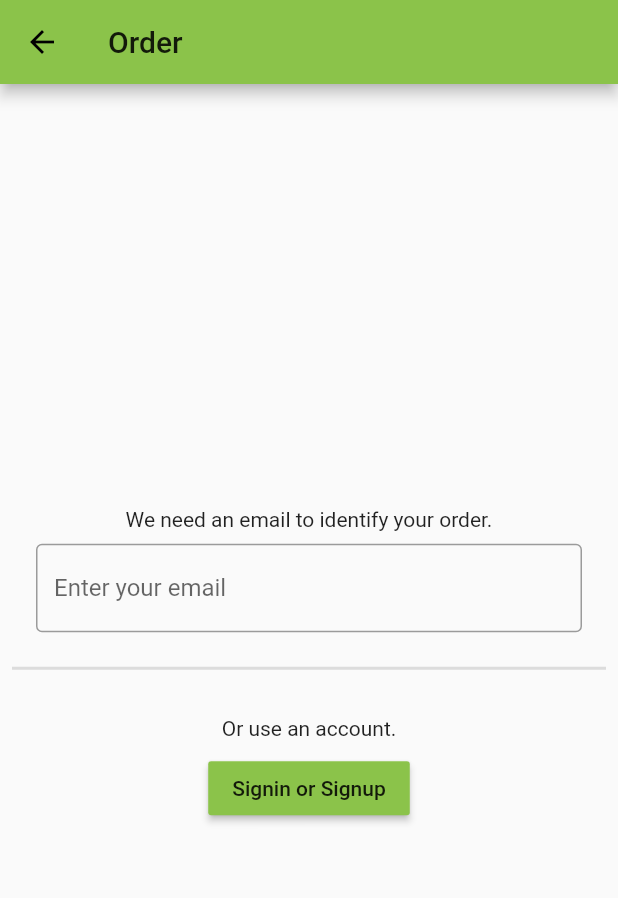
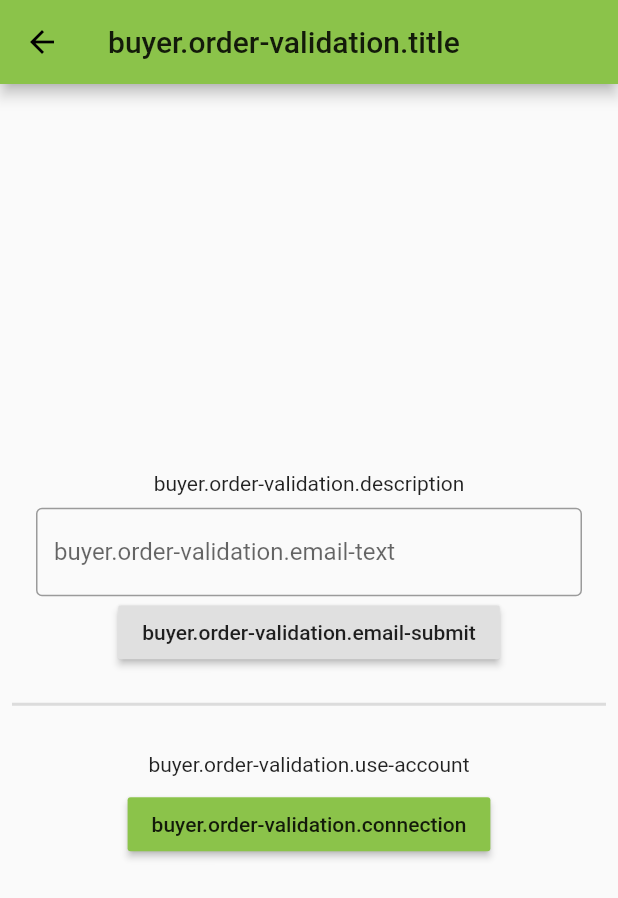
Before and after one commit to GrandSchtroumpf/veggie-market-flutter, a Flutter app: the OrderValidation screen opened directly, on a phone screen of 412 x 824 dp. Shown: the top 898 px of the screen. Run offline on Flutter 3.47's test engine with Material 2 defaults, Android fonts, the light colour scheme and no system bars; our stand-ins replace badges, cloud_firestore, firebase_auth, firebase_core, firebase_storage, flutter_i18n and 4 more; accounts and stored records are empty.

Commit message:
intl for buyer

```diff
--- /dev/null
+++ b/assets/i18n/en.json
@@ -0,0 +1,37 @@
+{
+  "buyer": {
+    "product-list": {
+      "title": "Market",
+      "loading-seller": "Loading sellers.",
+      "empty-seller": "We couldn't find any seller.",
+      "loading-product": "Loading product.",
+      "empty-product": "We couldn't find any product."
+    },
+    "product-item": {
+      "stock": "available"
+    },
+    "bucket": {
+      "title": "Bucket",
+      "empty": "Your bucket is empty.",
+      "order": "Send your order",
+      "order-success": "Thank you for your order 😘.",
+      "order-failed": "Could not send order 🙁."
+    },
+    "offer-validation": {
+      "title": "Order Validation",
+      "description": "We need an email to identify your order.",
+      "email-label": "Entrer email",
+      "email-hint": "email used to retrieve your order.",
+      "email-submit": "Validate your email",
+      "use-account": "Create an account or use an existing one.",
+      "connection": "Signin"
+    },
+    "order-list": {
+      "title": "My orders",
+      "loading": "Loading orders..."
+    }
+  },
+  "seller": {
+
+  }
+}
--- /dev/null
+++ b/assets/i18n/fr.json
@@ -0,0 +1,37 @@
+{
+  "buyer": {
+    "product-list": {
+      "title": "Marché",
+      "loading-seller": "Chargement des vendeurs.",
+      "empty-seller": "Nous n'avons trouvé aucun vendeurs.",
+      "loading-product": "Chargement des produits.",
+      "empty-product": "Nous n'avons trouvé aucun produit."
+    },
+    "product-item": {
+      "stock": "disponible"
+    },
+    "bucket": {
+      "title": "Panier",
+      "empty": "Votre panier est vide.",
+      "order": "Passer commande",
+      "order-success": "Votre commande a bien été prise en compte 🎉.",
+      "order-failed": "Votre commande n'a pas été prise en compte 🙁."
+    },
+    "order-validation": {
+      "title": "Valider la commande",
+      "description": "Nous avons besoin d'un email pour valider votre commande.",
+      "email-label": "Entrer votre email ici",
+      "email-hint": "Cet email est utilisé pour récupérer votre commande.",
+      "email-submit": "Valider votre email",
+      "use-account": "Créer un compte ou utiliser un existant.",
+      "connection": "Se connecter"
+    },
+    "order-list": {
+      "title": "Mes commandes",
+      "loading": "Chargement des commandes en cours."
+    }
+  },
+  "seller": {
+
+  }
+}
--- a/lib/auth/shell.dart
+++ b/lib/auth/shell.dart
@@ -9,7 +9,7 @@ class AuthShell extends StatelessWidget {
   final GlobalKey<ScaffoldState> _key = GlobalKey();
   final Widget body;
   final Widget floatingActionButton;
-  final String title;
+  final Widget title;
 
   AuthShell({this.title, this.body, this.floatingActionButton});
 
@@ -45,7 +45,7 @@ class AuthShell extends StatelessWidget {
         return Scaffold(
           key: _key,
           appBar: AppBar(
-            title: Text(title),
+            title: title,
             leading: user != null ? avatarButton(user) : loginButton(context),
           ),
           body: body,
--- a/lib/dashboard/list.dart
+++ b/lib/dashboard/list.dart
@@ -9,7 +9,7 @@ class ProductList extends StatelessWidget {
   Widget build(BuildContext context) {
     final service = ServiceProvider.of(context).product;
     return AuthShell(
-      title: 'Dashboard',
+      title: Text('Dashboard'),
       body: StreamBuilder<List<Product>>(
         stream: service.queryOwn(),
         builder: (context, snapshot) {
--- a/lib/dashboard/order.dart
+++ b/lib/dashboard/order.dart
@@ -10,7 +10,7 @@ class SellerOrderList extends StatelessWidget {
     final productService = ServiceProvider.of(context).product;
     final orderService = ServiceProvider.of(context).order;
     return AuthShell(
-      title: 'Orders',
+      title: Text('Orders'),
       body: OrderList(
         query: orderService.queryOwn(),
         headerBuilder: (context, order) {
--- /dev/null
+++ b/lib/intl.dart
@@ -0,0 +1,23 @@
+import 'package:flutter/cupertino.dart';
+import 'package:flutter_i18n/flutter_i18n.dart';
+
+class Intl {
+  final String baseKey;
+  const Intl(this.baseKey);
+
+  String string(BuildContext context, String key) {
+    return FlutterI18n.translate(context, baseKey + '.' + key);
+  }
+
+  I18nText text(String key, [Text child]) {
+    return child == null
+        ? I18nText(baseKey + '.' + key)
+        : I18nText(baseKey + '.' + key, child: child);
+  }
+
+  plural() {}
+
+  String key(String key) {
+    return baseKey + '.' + key;
+  }
+}
--- a/lib/market/order.dart
+++ b/lib/market/order-list.dart
@@ -1,16 +1,18 @@
 import 'package:flutter/material.dart';
+import '../intl.dart';
 import '../auth/shell.dart';
 import '../order/list.dart';
 import '../product/model.dart';
 import '../service-provider.dart';
 
 class BuyerOrderList extends StatelessWidget {
+  final intl = const Intl('buyer.order-list');
   @override
   Widget build(BuildContext context) {
     final productService = ServiceProvider.of(context).product;
     final orderService = ServiceProvider.of(context).order;
     return AuthShell(
-      title: 'Orders',
+      title: intl.text('title'),
       body: OrderList(
         query: orderService.queryByEmail(),
         headerBuilder: (context, order) {
@@ -24,7 +26,7 @@ class BuyerOrderList extends StatelessWidget {
             future: productService.getOne(item.productPath),
             builder: (context, snaphot) {
               if (!snaphot.hasData) {
-                return Text('Loading');
+                return intl.text('loading');
               }
               final product = snaphot.data;
               return ListTile(
--- a/lib/market/order-validation.dart
+++ b/lib/market/order-validation.dart
@@ -1,12 +1,15 @@
 import 'package:flutter/material.dart';
+import '../intl.dart';
 import '../auth/login.dart';
 
 class OrderValidation extends StatelessWidget {
+  final intl = const Intl('buyer.order-validation');
+
   @override
   Widget build(BuildContext context) {
     String email;
     return Scaffold(
-      appBar: AppBar(title: Text('Order')),
+      appBar: AppBar(title: intl.text('title')),
       body: Padding(
         padding: const EdgeInsets.all(8.0),
         child: Column(
@@ -19,16 +22,20 @@ class OrderValidation extends StatelessWidget {
                 children: [
                   Padding(
                     padding: const EdgeInsets.all(8.0),
-                    child: Text('We need an email to identify your order.'),
+                    child: intl.text('description'),
                   ),
                   TextFormField(
                     keyboardType: TextInputType.emailAddress,
                     onChanged: (String value) => email = value,
                     decoration: InputDecoration(
-                      labelText: 'Enter your email',
-                      hintText: 'email used to retrieve your order.',
+                      labelText: intl.string(context, 'email-text'),
+                      hintText: intl.string(context, 'email-hint'),
                       border: new OutlineInputBorder(),
                     ),
+                  ),
+                  RaisedButton(
+                    onPressed: () => Navigator.pop(context, email),
+                    child: intl.text('email-submit'),
                   ),
                 ],
               ),
@@ -40,7 +47,7 @@ class OrderValidation extends StatelessWidget {
                 children: [
                   Padding(
                     padding: const EdgeInsets.all(8.0),
-                    child: Text('Or use an account.'),
+                    child: intl.text('use-account'),
                   ),
                   RaisedButton(
                     color: Theme.of(context).accentColor,
@@ -53,7 +60,7 @@ class OrderValidation extends StatelessWidget {
                         Navigator.pop(context, email);
                       }
                     },
-                    child: Text('Signin or Signup'),
+                    child: intl.text('connection'),
                   ),
                 ],
               ),
--- a/pubspec.yaml
+++ b/pubspec.yaml
@@ -23,7 +23,8 @@ environment:
 dependencies:
   flutter:
     sdk: flutter
-
+  flutter_localizations:
+    sdk: flutter
 
   # The following adds the Cupertino Icons font to your application.
   # Use with the CupertinoIcons class for iOS style icons.
@@ -40,6 +41,7 @@ dependencies:
   image_picker: ^0.6.7+4
   image_cropper: ^1.2.3
   badges: ^1.1.1
+  flutter_i18n: ^0.18.0
 
 dev_dependencies:
   flutter_test:
@@ -57,6 +59,7 @@ flutter:
   uses-material-design: true
   assets:
     - assets/img/
+    - assets/i18n/
 
   # To add assets to your application, add an assets section, like this:
   # assets:
```
Also changed, not shown: lib/image/empty.dart (+5 -4 lines), lib/main.dart (+21 -4 lines), lib/market/bucket.dart (+17 -56 lines), lib/market/item.dart (deleted, +0 -64 lines), lib/market/product-item.dart (added, +77 -0 lines), lib/market/product-list.dart (+29 -19 lines), lib/market/product-view.dart (+4 -5 lines), pubspec.lock.
